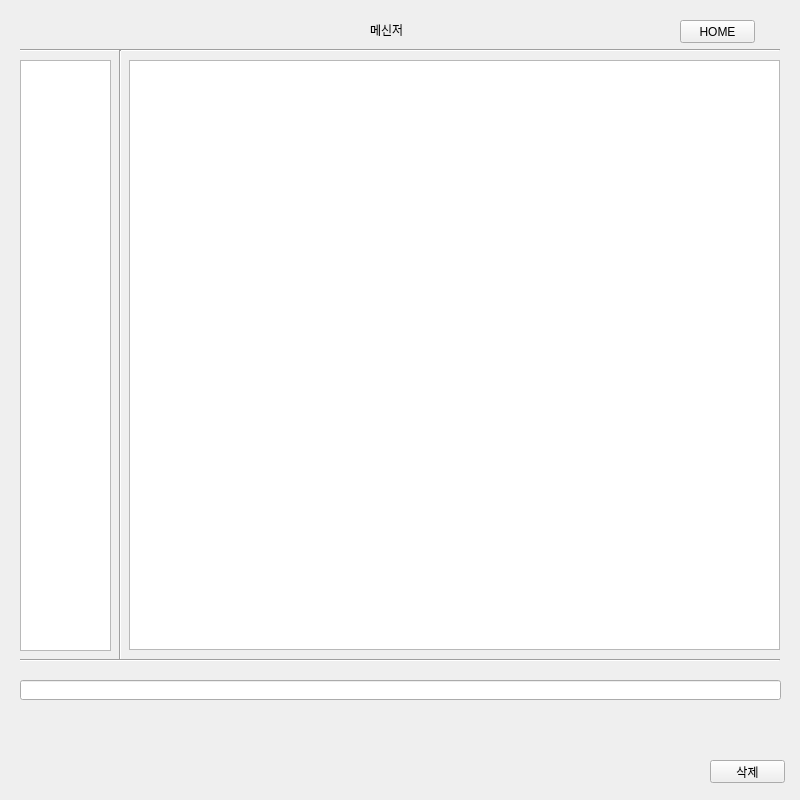
The window that manager.ui (jungyeonwoo265/BeaCon) describes before a commit, drawn with Qt 5.
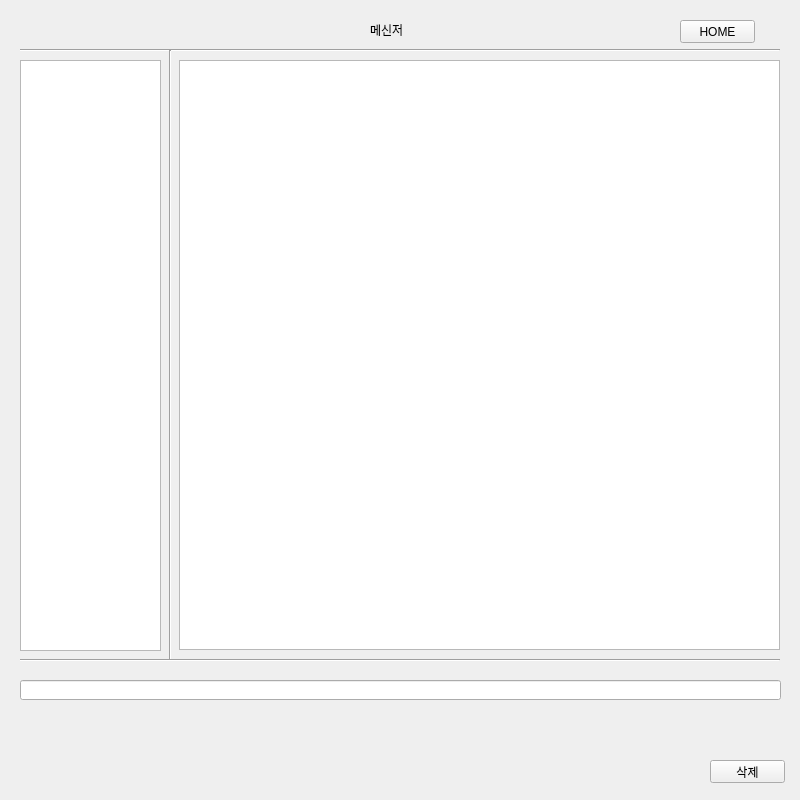
The same window after the commit. The open tabs and pages were chosen to show the change.

```diff
--- a/manager.ui
+++ b/manager.ui
@@ -619,9 +619,9 @@
     <widget class="QListWidget" name="list_page4">
      <property name="geometry">
       <rect>
-       <x>129</x>
+       <x>179</x>
        <y>60</y>
-       <width>651</width>
+       <width>601</width>
        <height>590</height>
       </rect>
      </property>
@@ -678,7 +678,7 @@
     <widget class="Line" name="line">
      <property name="geometry">
       <rect>
-       <x>110</x>
+       <x>160</x>
        <y>50</y>
        <width>20</width>
        <height>611</height>
@@ -706,10 +706,16 @@
       <rect>
        <x>20</x>
        <y>60</y>
-       <width>91</width>
+       <width>141</width>
        <height>591</height>
       </rect>
      </property>
+     <property name="editTriggers">
+      <set>QAbstractItemView::NoEditTriggers</set>
+     </property>
+     <attribute name="horizontalHeaderStretchLastSection">
+      <bool>true</bool>
+     </attribute>
     </widget>
    </widget>
   </widget>
```
Left out of the diff: 20 changed lines with no effect on the pictures.
